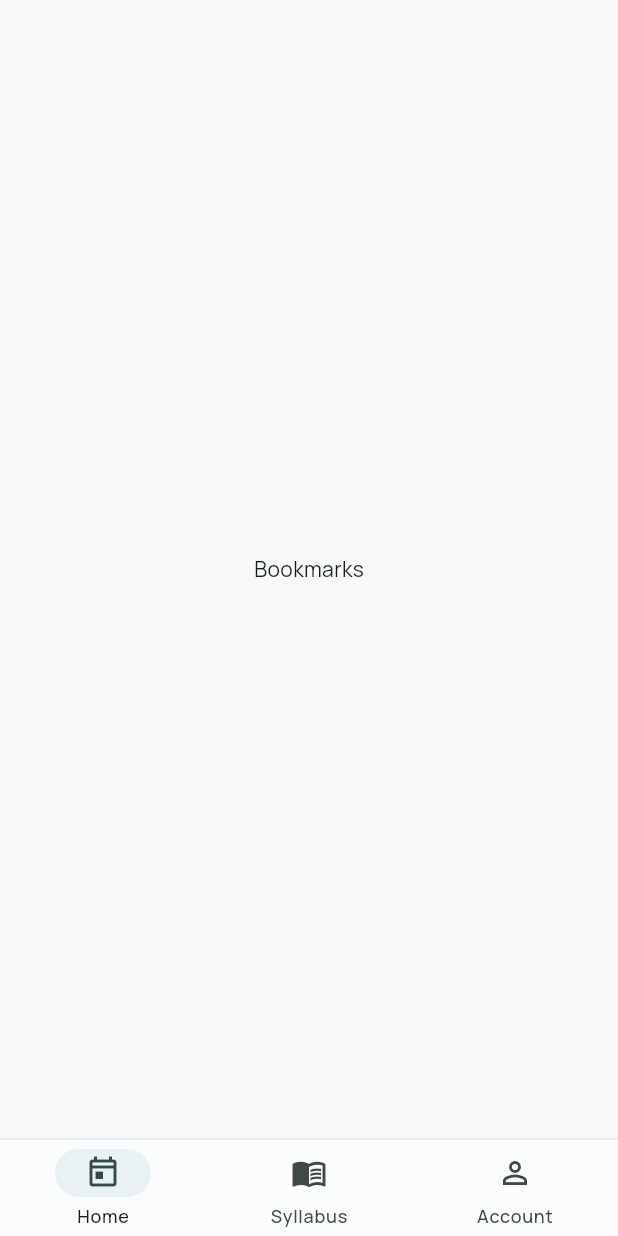
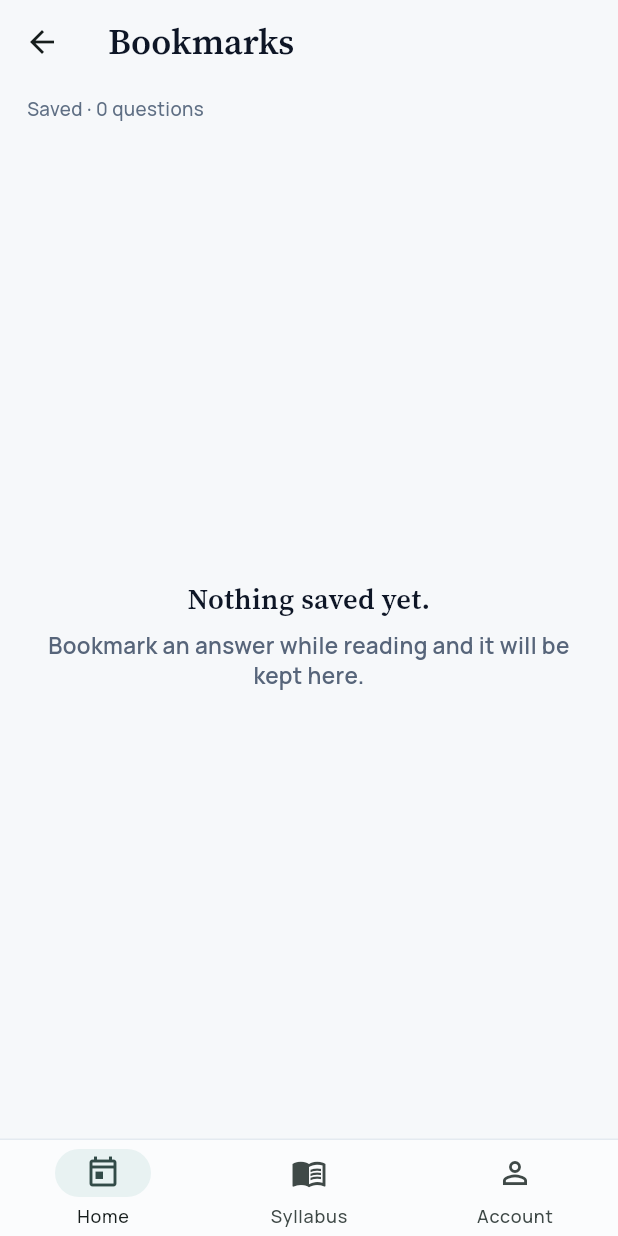
Before and after one commit to nirmitgoyal/DiploMate, a Flutter app: the BookmarksScreen screen opened by its route, on a phone screen of 412 x 824 dp. Run offline on Flutter 3.47's test engine with Material 3 defaults, Android fonts, the phone set to English and light mode, and no system bars; our stand-ins replace flutter_riverpod, go_router.

Commit message:
feat(app): Bookmarks screen - saved answers with Chapter · Topic source rows

```diff
--- a/app/lib/ui/bookmarks/bookmarks_screen.dart
+++ b/app/lib/ui/bookmarks/bookmarks_screen.dart
@@ -1,8 +1,144 @@
 import 'package:flutter/material.dart';
+import 'package:flutter_riverpod/flutter_riverpod.dart';
+import 'package:go_router/go_router.dart';
 
-class BookmarksScreen extends StatelessWidget {
+import '../../app_providers.dart';
+import '../../domain/models.dart';
+import '../../theme/tokens.dart';
+
+class _BookmarkRowData {
+  const _BookmarkRowData(
+      {required this.qna, required this.chapterTitle, required this.topicTitle});
+  final QnaRow qna;
+  final String chapterTitle, topicTitle;
+}
+
+/// Joins bookmark entries (Task 14) to their QnA + Chapter/Topic titles
+/// (Task 5). Fixture-scale only (one speciality's chapters) - plan 6's real
+/// content repo will index qna->topic->chapter directly server-side.
+final _bookmarkRowsProvider = StreamProvider<List<_BookmarkRowData>>((ref) {
+  final repo = ref.watch(contentRepositoryProvider);
+  return ref.watch(bookmarkRepositoryProvider).entries().asyncMap((entries) async {
+    final rows = <_BookmarkRowData>[];
+    final specs = await repo.specialities();
+    final withContent = specs.where((s) => s.hasContent).toList();
+    final chapters = withContent.isEmpty
+        ? <ChapterRow>[]
+        : await repo.chapters(withContent.first.id);
+    for (final e in entries) {
+      final qna = await repo.qna(e.contentId);
+      if (qna == null) continue;
+      String chapterTitle = '', topicTitle = '';
+      for (final c in chapters) {
+        final topics = await repo.topics(c.id);
+        for (final t in topics) {
+          if (t.id == qna.topicId) {
+            chapterTitle = c.title;
+            topicTitle = t.title;
+          }
+        }
+      }
+      rows.add(_BookmarkRowData(
+          qna: qna, chapterTitle: chapterTitle, topicTitle: topicTitle));
+    }
+    return rows;
+  });
+});
+
+/// Bookmarks screen (DESIGN.md anatomy item 8): saved-answer rows reached
+/// from Home, lights the Home tab. Empty/populated crumb copy is State
+/// Spec 11 verbatim.
+class BookmarksScreen extends ConsumerWidget {
   const BookmarksScreen({super.key});
+
   @override
-  Widget build(BuildContext context) =>
-      const Scaffold(body: Center(child: Text('Bookmarks')));
+  Widget build(BuildContext context, WidgetRef ref) {
+    final dm = context.dm;
+    final rows = ref.watch(_bookmarkRowsProvider);
+    return Scaffold(
+      appBar: AppBar(
+        title: Text('Bookmarks', style: DmType.title.copyWith(color: dm.ink)),
+        backgroundColor: dm.paper,
+      ),
+      body: Padding(
+        padding: const EdgeInsets.symmetric(horizontal: DmSpace.gutter),
+        child: rows.when(
+          loading: () => const Center(child: CircularProgressIndicator(strokeWidth: 2)),
+          error: (_, __) => Center(
+              child: Text("Couldn't load this - retry",
+                  style: DmType.bodyUi.copyWith(color: dm.ink2))),
+          data: (list) => Column(
+            crossAxisAlignment: CrossAxisAlignment.start,
+            children: [
+              const SizedBox(height: DmSpace.sm),
+              Text('Saved · ${list.length} questions',
+                  style: DmType.meta.copyWith(color: dm.ink3)),
+              const SizedBox(height: DmSpace.sm),
+              Expanded(
+                child: list.isEmpty
+                    ? const _EmptyBookmarks()
+                    : ListView.builder(
+                        itemCount: list.length,
+                        itemBuilder: (context, i) => _BookmarkRow(row: list[i]),
+                      ),
+              ),
+            ],
+          ),
+        ),
+      ),
+    );
+  }
 }
+
+/// State Spec 11 (DESIGN.md, amended 2026-07-04): exact copy, centered in
+/// the list region.
+class _EmptyBookmarks extends StatelessWidget {
+  const _EmptyBookmarks();
+
+  @override
+  Widget build(BuildContext context) {
+    final dm = context.dm;
+    return Center(
+      child: Column(
+        mainAxisSize: MainAxisSize.min,
+        children: [
+          Text('Nothing saved yet.',
+              textAlign: TextAlign.center, style: DmType.section.copyWith(color: dm.ink)),
+          const SizedBox(height: DmSpace.sm),
+          Text('Bookmark an answer while reading and it will be kept here.',
+              textAlign: TextAlign.center, style: DmType.bodyUi.copyWith(color: dm.ink2)),
+        ],
+      ),
+    );
+  }
+}
+
+class _BookmarkRow extends StatelessWidget {
+  const _BookmarkRow({required this.row});
+  final _BookmarkRowData row;
+
+  @override
+  Widget build(BuildContext context) {
+    final dm = context.dm;
+    return InkWell(
+      onTap: () => context.go('/reader/${row.qna.id}?topic=${row.qna.topicId}'),
+      child: Container(
+        constraints: const BoxConstraints(minHeight: 56),
+        decoration: BoxDecoration(border: Border(bottom: BorderSide(color: dm.rule))),
+        padding: const EdgeInsets.symmetric(vertical: DmSpace.md),
+        child: Column(
+          crossAxisAlignment: CrossAxisAlignment.start,
+          children: [
+            Text(row.qna.question,
+                maxLines: 2,
+                overflow: TextOverflow.ellipsis,
+                style: DmType.bodyUi.copyWith(color: dm.ink)),
+            const SizedBox(height: 2),
+            Text('${row.chapterTitle} · ${row.topicTitle}',
+                style: DmType.meta.copyWith(color: dm.ink3)),
+          ],
+        ),
+      ),
+    );
+  }
+}
```
Also changed, not shown: 1 other file.
